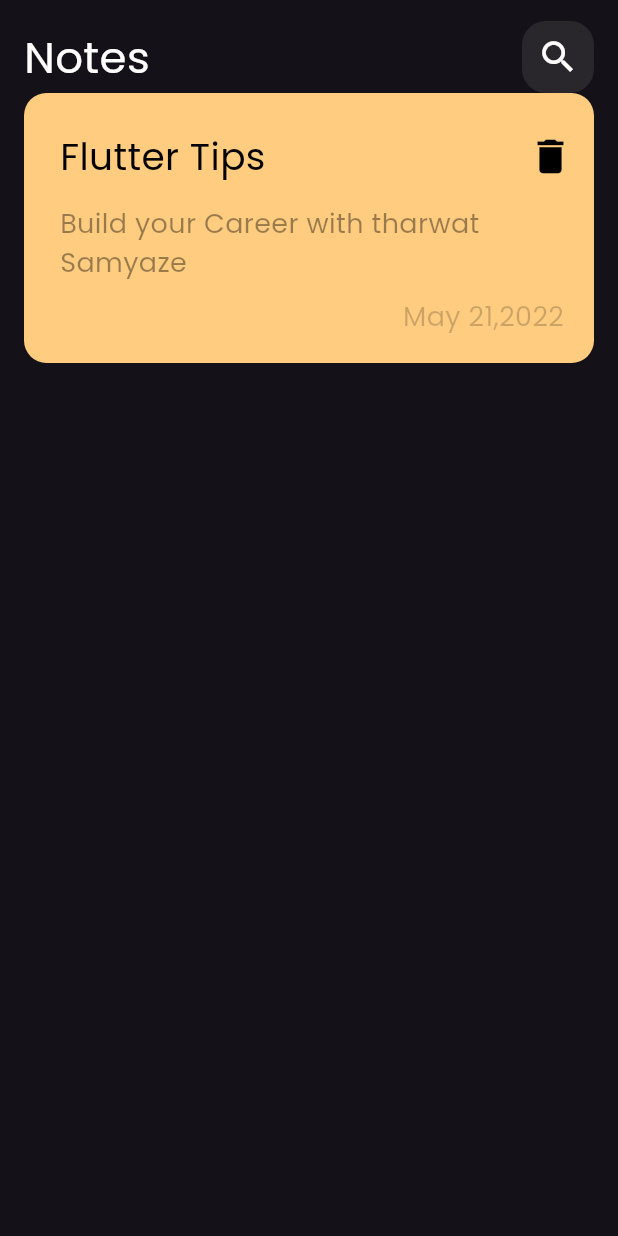
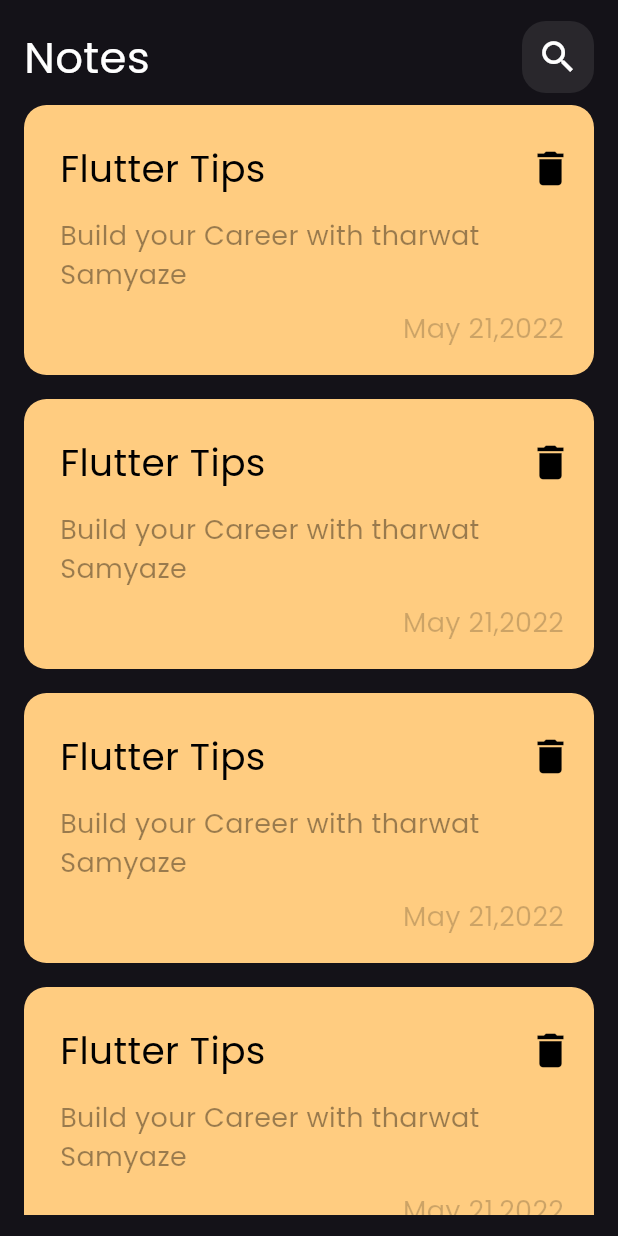
Before and after one commit to aconitum001/Notes_app, a Flutter app: the screen it shows after launch, on a phone screen of 412 x 824 dp. Run offline on Flutter 3.47's test engine with Material 3 defaults, Android fonts, the phone set to English and light mode, and no system bars.

Commit message:
create notes listview

```diff
--- a/lib/views/widgets/note_item.dart
+++ b/lib/views/widgets/note_item.dart
@@ -5,9 +5,7 @@ class NoteItem extends StatelessWidget {
 
   @override
   Widget build(BuildContext context) {
-    return SizedBox(
-      width: double.infinity,
-      child: Container(
+    return Container(
       padding: const EdgeInsets.only(top: 18, bottom: 18, left: 24, right: 5),
       decoration: const BoxDecoration(
         color: Color(0xffFFCC80),
@@ -69,7 +67,6 @@ class NoteItem extends StatelessWidget {
           )
         ],
       ),
-      ),
     );
   }
 }
--- a/lib/views/widgets/notes_view_body.dart
+++ b/lib/views/widgets/notes_view_body.dart
@@ -1,6 +1,6 @@
 import 'package:flutter/material.dart';
 import 'package:notes_app/views/widgets/custom_app_bar.dart';
-import 'package:notes_app/views/widgets/note_item.dart';
+import 'package:notes_app/views/widgets/notes_view_list.dart';
 
 class NotesViewBody extends StatelessWidget {
   const NotesViewBody({super.key});
@@ -12,7 +12,9 @@ class NotesViewBody extends StatelessWidget {
       child: Column(
         children: [
           CustomAppBar(),
-          NoteItem(),
+          Expanded(
+            child: NotesListView(),
+          ),
         ],
       ),
     );
--- /dev/null
+++ b/lib/views/widgets/notes_view_list.dart
@@ -0,0 +1,19 @@
+import 'package:flutter/material.dart';
+import 'package:notes_app/views/widgets/note_item.dart';
+
+class NotesListView extends StatelessWidget {
+  const NotesListView({
+    super.key,
+  });
+
+  @override
+  Widget build(BuildContext context) {
+    return ListView.builder(
+      itemBuilder: (context, index) => const Padding(
+        padding: EdgeInsets.symmetric(vertical: 8),
+        child: NoteItem(),
+      ),
+      itemCount: 10,
+    );
+  }
+}
```
Lines whose indentation alone changed are shown as unchanged.
